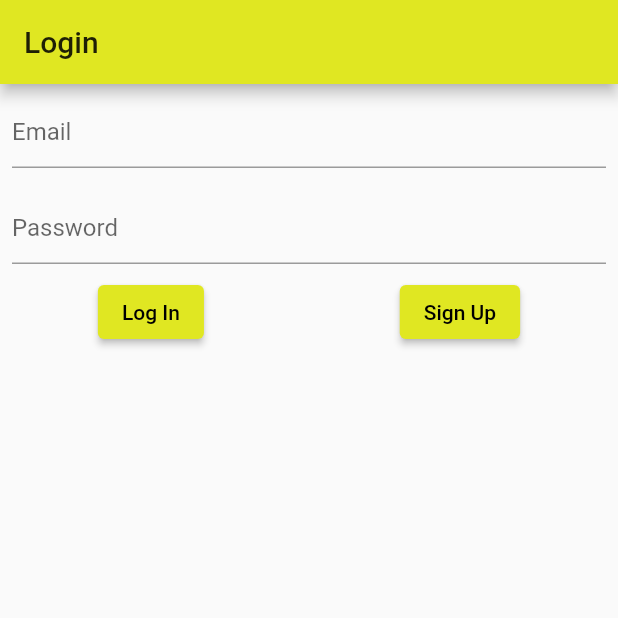
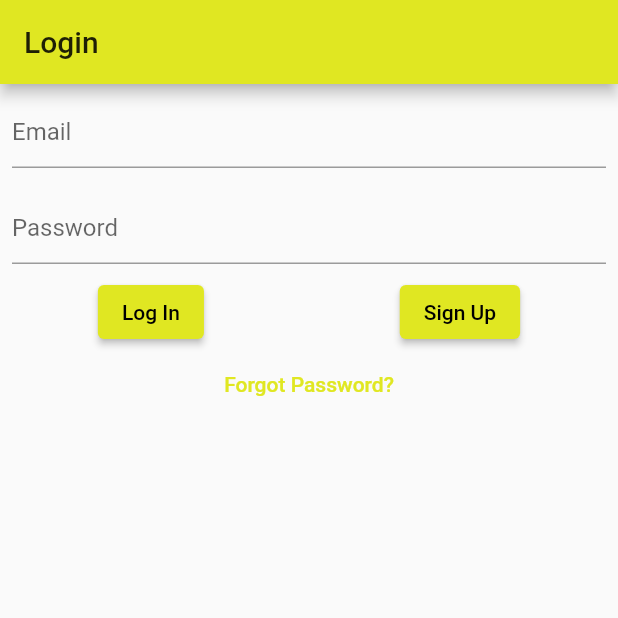
Before and after one commit to Hezrai/HF, a Flutter app: the screen it shows after launch, on a phone screen of 412 x 824 dp, the top half of it. Run offline on Flutter 3.47's test engine with Material 2 defaults, Android fonts, the phone set to English and light mode, and no system bars; our stand-ins replace firebase_auth, firebase_core; accounts and stored records are empty.

Commit message:
Redefinir senha

```diff
--- a/lib/src/screens/login.dart
+++ b/lib/src/screens/login.dart
@@ -1,6 +1,7 @@
 import 'package:flutter/material.dart';
 import 'package:firebase_auth/firebase_auth.dart';
 import 'package:hf/src/screens/home.dart';
+import 'package:hf/src/screens/reset.dart';
 import 'package:hf/src/screens/verify.dart';
 
 class LoginScreen extends StatefulWidget {
@@ -58,7 +59,16 @@ class _LoginScreenState extends State<LoginScreen> {
                 },
               )
             ]
-          )
+          ),
+          Row(
+            mainAxisAlignment: MainAxisAlignment.center,
+            children: [
+              TextButton(
+                child: Text('Forgot Password?'),
+                onPressed: () => Navigator.of(context).push(MaterialPageRoute(builder: (context) => ResetScreen()))
+              ),
+            ],
+          ),
         ],
       ),
     );
```
Also changed, not shown: lib/src/screens/reset.dart (added, +47 -0 lines).
